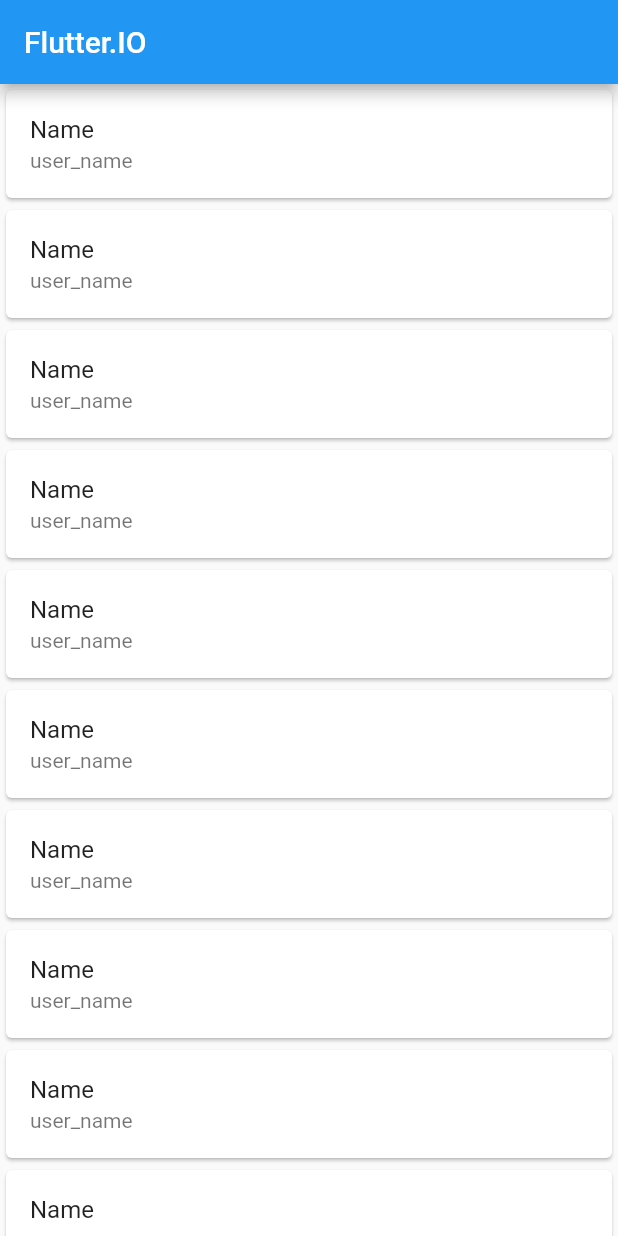
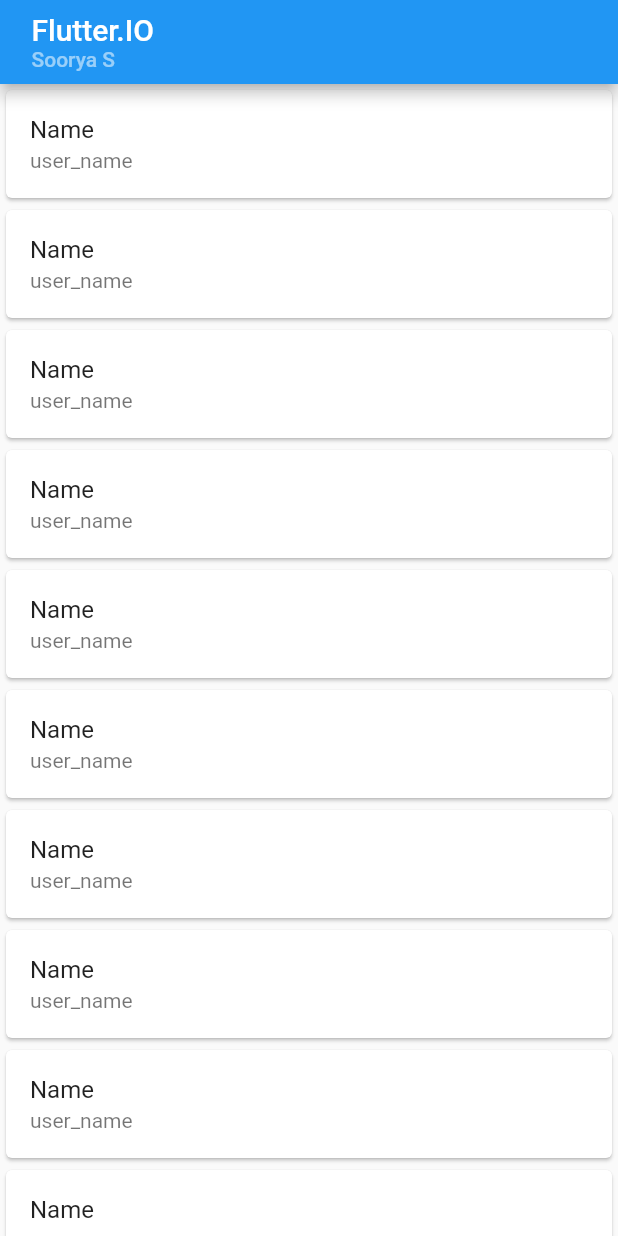
Before and after one commit to SooryaSRajan/Flutter-Socket-Chatapp, a Flutter app: the HomePage screen opened directly, on a phone screen of 412 x 824 dp. Run offline on Flutter 3.47's test engine with Material 2 defaults, Android fonts, the phone set to English and light mode, and no system bars.

Commit message:
Added user name to home page

```diff
--- a/lib/screens/home_page.dart
+++ b/lib/screens/home_page.dart
@@ -38,7 +38,19 @@ class _HomePageState extends State<HomePage> {
   Widget build(BuildContext context) {
     return Scaffold(
       appBar: AppBar(
-        title: const Text("Flutter.IO"),
+        title: Padding(
+          padding: const EdgeInsets.only(left: 5),
+          child: Column(
+            crossAxisAlignment: CrossAxisAlignment.start,
+            children: const [
+              Text("Flutter.IO"),
+              Text(
+                "Soorya S",
+                style: TextStyle(color: Colors.white54, fontSize: 14),
+              ),
+            ],
+          ),
+        ),
       ),
       body: ListView.builder(
           itemCount: userList.length,
```
